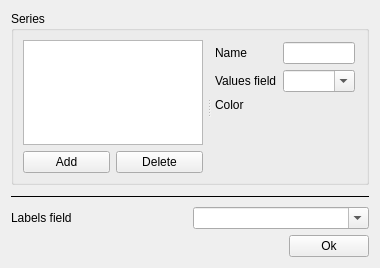
First picture: the form in limereport/items/lrchartitemeditor.ui, repository fralx/LimeReport, before the edit.
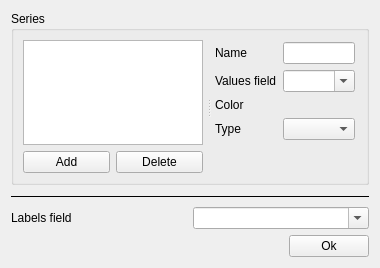
Second picture: the form after the edit.

The edit to the form file:
```diff
--- a/limereport/items/lrchartitemeditor.ui
+++ b/limereport/items/lrchartitemeditor.ui
@@ -110,6 +110,16 @@
           <item row="2" column="1">
            <widget class="QWidget" name="colorWidget" native="true"/>
           </item>
+          <item row="3" column="0">
+           <widget class="QLabel" name="label_3">
+            <property name="text">
+             <string>Type</string>
+            </property>
+           </widget>
+          </item>
+          <item row="3" column="1">
+           <widget class="QComboBox" name="seriesTypeComboBox"/>
+          </item>
          </layout>
         </widget>
        </widget>
```
